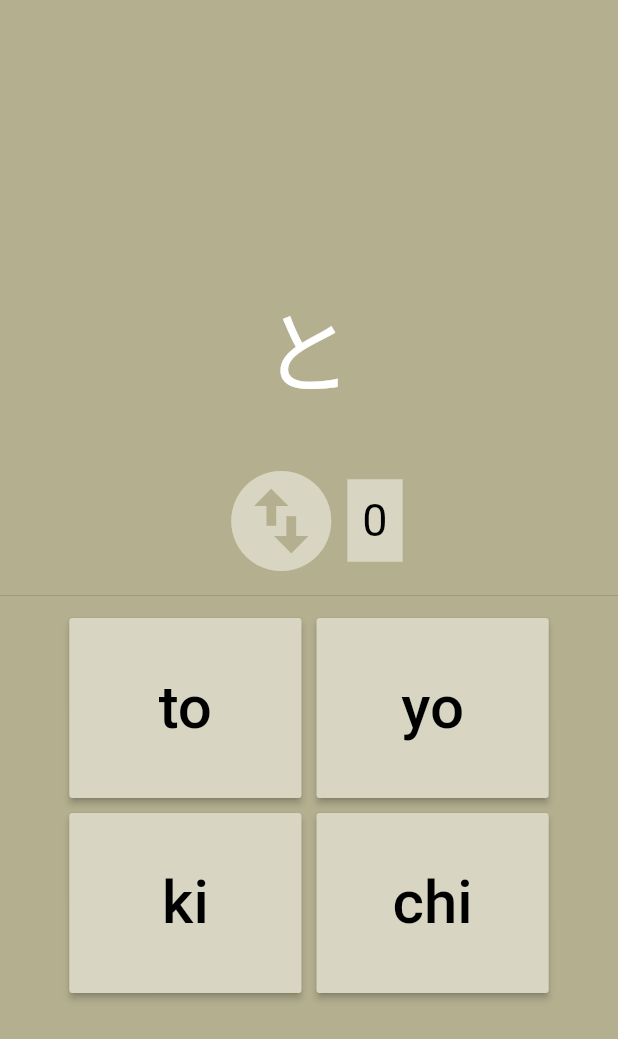
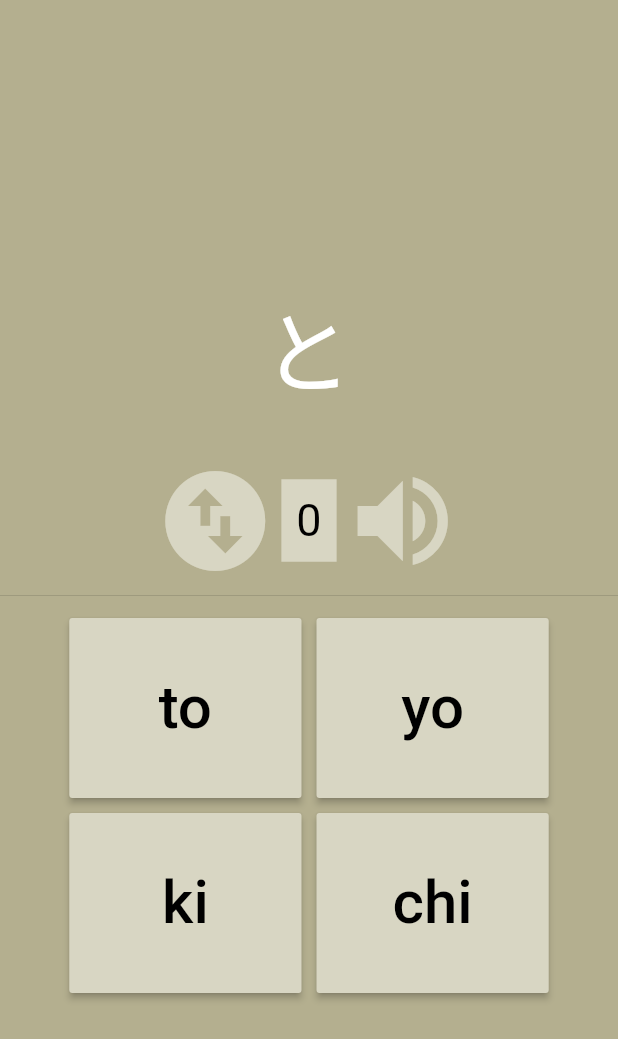
Before and after one commit to jamiesime/japanese_quiz, a Flutter app: the screen it shows after launch, after a tap on "Hiragana", on a phone screen of 412 x 824 dp. Shown: the top 1039 px of the screen. Run offline on Flutter 3.47's test engine with Material 2 defaults, Android fonts, the light colour scheme and no system bars; our stand-ins replace audioplayers.

Commit message:
added mute button

```diff
--- a/lib/app_data.dart
+++ b/lib/app_data.dart
@@ -16,15 +16,18 @@ class AppData with ChangeNotifier {
   bool _guessChara = true;
   Character _currentQuestion = Character("bogus", "bogus");
   List<String> _currentAnswers = List<String>();
+
   AudioCache audioCache = AudioCache(prefix: 'sound/');
 
   bool awaitingInput = true;
+  bool muted = false;
   int get maxStreak => _maxStreak;
   List<Character> get hiragana => _hiragana;
   List<Character> get katakana => _katakana;
 
   int getCurrentStreak() => _currentStreak;
   List<String> getCurrentAnswers() => _currentAnswers;
+  bool getMuted() => muted;
 
   // Get a question on initialise.
   AppData(Syllabary syllab) {
@@ -40,6 +43,10 @@ class AppData with ChangeNotifier {
     getNextQuestion();
     getNewAnswers(4);
     notifyListeners();
+  }
+
+  void toggleMuted(){
+    muted = !muted;
   }
 
   void incrementStreak() {
@@ -92,7 +99,7 @@ class AppData with ChangeNotifier {
       }
       // Increments streak and replaces displayed question with x or ✔
       if (correct) {
-        audioCache.play('correct.mp3', volume: 0.1);
+        if(!muted) audioCache.play('correct.mp3', volume: 0.1);
         _currentStreak++;
         _currentQuestion = _guessChara
             ? Character('✔', _currentQuestion.sound)
--- a/lib/quiz_screen.dart
+++ b/lib/quiz_screen.dart
@@ -23,9 +23,12 @@ class QuizScreen extends StatelessWidget {
               children: <Widget>[
                 SwapCharasButton(),
                 StreakCounter(),
+                MuteButton(),
               ],
             ),
-            Divider(height: 20,),
+            Divider(
+              height: 20,
+            ),
             AnswerGrid(),
           ],
         ),
@@ -171,3 +174,34 @@ class StreakCounter extends StatelessWidget {
     );
   }
 }
+
+class MuteButton extends StatefulWidget {
+  bool muted = false;
+  @override
+  _MuteButtonState createState() => _MuteButtonState();
+}
+
+class _MuteButtonState extends State<MuteButton> {
+  @override
+  Widget build(BuildContext context) {
+    AppData data = Provider.of<AppData>(context, listen: false);
+    IconData displayIcon = Icons.volume_up;
+    if (data.getMuted()) {
+      displayIcon = Icons.volume_mute;
+    }
+    // TODO: implement build
+    return RawMaterialButton(
+      child: Container(
+        child: Icon(
+          displayIcon,
+          color: Theme.of(context).primaryColor,
+          size: 80,
+        ),
+      ),
+      onPressed: () {
+        data.toggleMuted();
+        setState(() {});
+      },
+    );
+  }
+}
```
Lines whose indentation alone changed are shown as unchanged.
